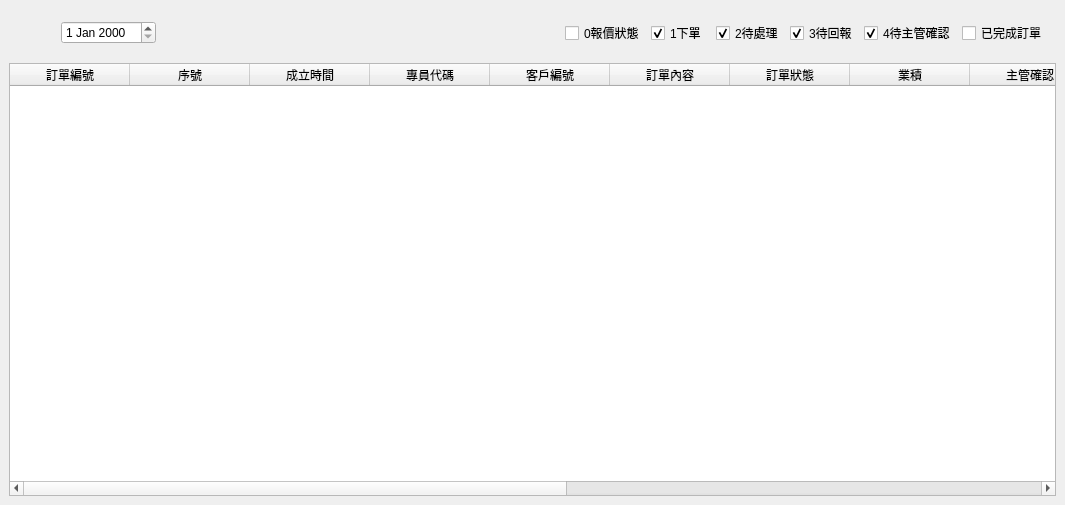
The window that src/AdbClient/StageOrder/LayerDayReport.ui (roger0816/Adb) describes before a commit, drawn with Qt 5.
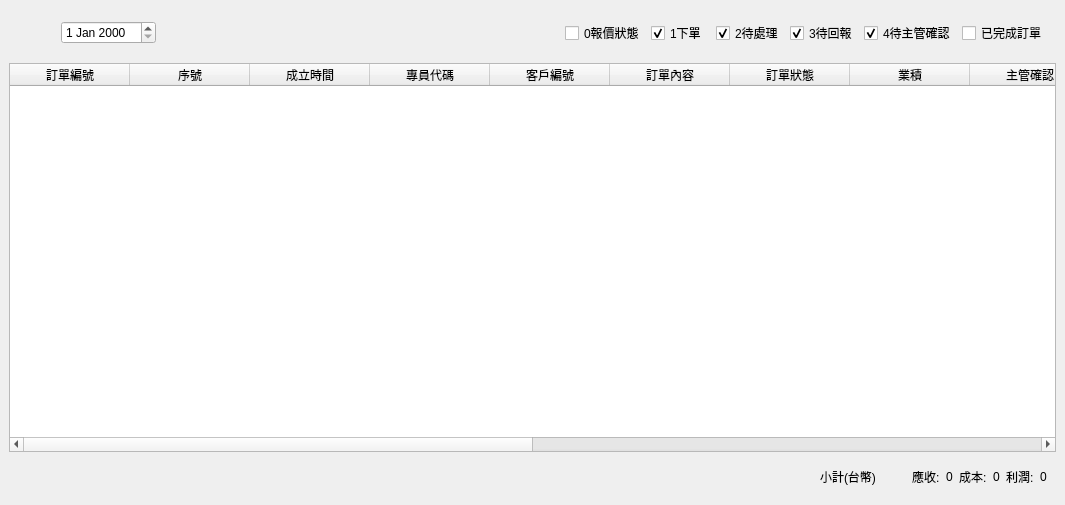
The same window after the commit.

```diff
--- a/src/AdbClient/StageOrder/LayerDayReport.ui
+++ b/src/AdbClient/StageOrder/LayerDayReport.ui
@@ -32,6 +32,102 @@
    <item row="0" column="0">
     <widget class="QWidget" name="wBg" native="true">
      <layout class="QGridLayout" name="gridLayout_2">
+      <item row="1" column="0">
+       <widget class="QTableWidget" name="tb">
+        <property name="editTriggers">
+         <set>QAbstractItemView::NoEditTriggers</set>
+        </property>
+        <attribute name="horizontalHeaderMinimumSectionSize">
+         <number>28</number>
+        </attribute>
+        <attribute name="horizontalHeaderDefaultSectionSize">
+         <number>120</number>
+        </attribute>
+        <attribute name="verticalHeaderVisible">
+         <bool>false</bool>
+        </attribute>
+        <column>
+         <property name="text">
+          <string>訂單編號</string>
+         </property>
+        </column>
+        <column>
+         <property name="text">
+          <string>序號</string>
+         </property>
+        </column>
+        <column>
+         <property name="text">
+          <string>成立時間</string>
+         </property>
+        </column>
+        <column>
+         <property name="text">
+          <string>專員代碼</string>
+         </property>
+        </column>
+        <column>
+         <property name="text">
+          <string>客戶編號</string>
+         </property>
+        </column>
+        <column>
+         <property name="text">
+          <string>訂單內容</string>
+         </property>
+        </column>
+        <column>
+         <property name="text">
+          <string>訂單狀態</string>
+         </property>
+        </column>
+        <column>
+         <property name="text">
+          <string>業積</string>
+         </property>
+        </column>
+        <column>
+         <property name="text">
+          <string>主管確認</string>
+         </property>
+        </column>
+        <column>
+         <property name="text">
+          <string>幣別</string>
+         </property>
+        </column>
+        <column>
+         <property name="text">
+          <string>今天應收</string>
+         </property>
+        </column>
+        <column>
+         <property name="text">
+          <string>應收(台幣)</string>
+         </property>
+        </column>
+        <column>
+         <property name="text">
+          <string>成本(台幣)</string>
+         </property>
+        </column>
+        <column>
+         <property name="text">
+          <string>利潤(台幣)</string>
+         </property>
+        </column>
+        <column>
+         <property name="text">
+          <string>儲值方式</string>
+         </property>
+        </column>
+        <column>
+         <property name="text">
+          <string>數量</string>
+         </property>
+        </column>
+       </widget>
+      </item>
       <item row="0" column="0">
        <widget class="QWidget" name="widget" native="true">
         <property name="minimumSize">
@@ -177,95 +273,78 @@
         </layout>
        </widget>
       </item>
-      <item row="1" column="0">
-       <widget class="QTableWidget" name="tb">
-        <property name="editTriggers">
-         <set>QAbstractItemView::NoEditTriggers</set>
+      <item row="2" column="0">
+       <widget class="QWidget" name="wTotal" native="true">
+        <property name="minimumSize">
+         <size>
+          <width>0</width>
+          <height>30</height>
+         </size>
         </property>
-        <attribute name="horizontalHeaderMinimumSectionSize">
-         <number>28</number>
-        </attribute>
-        <attribute name="horizontalHeaderDefaultSectionSize">
-         <number>120</number>
-        </attribute>
-        <attribute name="verticalHeaderVisible">
-         <bool>false</bool>
-        </attribute>
-        <column>
-         <property name="text">
-          <string>訂單編號</string>
-         </property>
-        </column>
-        <column>
-         <property name="text">
-          <string>序號</string>
-         </property>
-        </column>
-        <column>
-         <property name="text">
-          <string>成立時間</string>
-         </property>
-        </column>
-        <column>
-         <property name="text">
-          <string>專員代碼</string>
-         </property>
-        </column>
-        <column>
-         <property name="text">
-          <string>客戶編號</string>
-         </property>
-        </column>
-        <column>
-         <property name="text">
-          <string>訂單內容</string>
-         </property>
-        </column>
-        <column>
-         <property name="text">
-          <string>訂單狀態</string>
-         </property>
-        </column>
-        <column>
-         <property name="text">
-          <string>業積</string>
-         </property>
-        </column>
-        <column>
-         <property name="text">
-          <string>主管確認</string>
-         </property>
-        </column>
-        <column>
-         <property name="text">
-          <string>幣別</string>
-         </property>
-        </column>
-        <column>
-         <property name="text">
-          <string>今天應收</string>
-         </property>
-        </column>
-        <column>
-         <property name="text">
-          <string>應收(台幣)</string>
-         </property>
-        </column>
-        <column>
-         <property name="text">
-          <string>實際入帳(台幣)</string>
-         </property>
-        </column>
-        <column>
-         <property name="text">
-          <string>成本(台幣)</string>
-         </property>
-        </column>
-        <column>
-         <property name="text">
-          <string>利潤(台幣)</string>
-         </property>
-        </column>
+        <layout class="QHBoxLayout" name="horizontalLayout_3">
+         <item>
+          <spacer name="horizontalSpacer">
+           <property name="orientation">
+            <enum>Qt::Horizontal</enum>
+           </property>
+           <property name="sizeHint" stdset="0">
+            <size>
+             <width>40</width>
+             <height>20</height>
+            </size>
+           </property>
+          </spacer>
+         </item>
+         <item>
+          <widget class="QLabel" name="label_7">
+           <property name="text">
+            <string>小計(台幣)         </string>
+           </property>
+          </widget>
+         </item>
+         <item>
+          <widget class="QLabel" name="label">
+           <property name="text">
+            <string>應收:</string>
+           </property>
+          </widget>
+         </item>
+         <item>
+          <widget class="QLabel" name="lbTotal0">
+           <property name="text">
+            <string>0</string>
+           </property>
+          </widget>
+         </item>
+         <item>
+          <widget class="QLabel" name="label_3">
+           <property name="text">
+            <string>成本:</string>
+           </property>
+          </widget>
+         </item>
+         <item>
+          <widget class="QLabel" name="lbTotal1">
+           <property name="text">
+            <string>0</string>
+           </property>
+          </widget>
+         </item>
+         <item>
+          <widget class="QLabel" name="label_5">
+           <property name="text">
+            <string>利潤:</string>
+           </property>
+          </widget>
+         </item>
+         <item>
+          <widget class="QLabel" name="lbTotal2">
+           <property name="text">
+            <string>0</string>
+           </property>
+          </widget>
+         </item>
+        </layout>
        </widget>
       </item>
      </layout>
```
